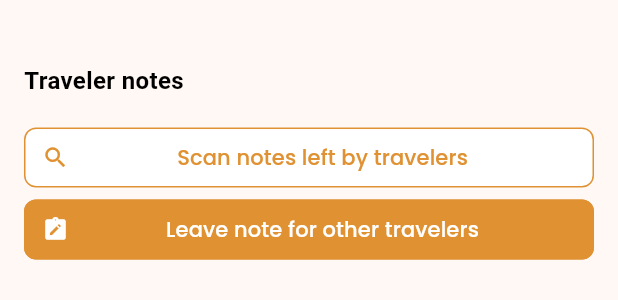
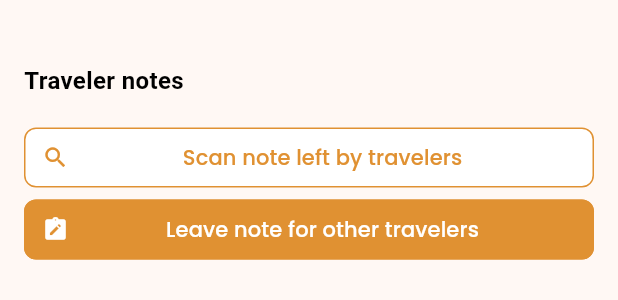
Before and after one commit to manish-poudel/travel-motto-mobile-app, a Flutter app: the NoteNavigator widget shown alone on an empty page, opened directly, on a phone screen of 412 x 824 dp. Shown: the top 300 px of the screen. Run offline on Flutter 3.47's test engine with Material 3 defaults, Android fonts, the phone set to English and light mode, and no system bars; our stand-ins replace cached_network_image, cloud_firestore, cloud_functions, firebase_auth, firebase_core, firebase_storage and 7 more; missing offline and left inert: firebase_in_app_messaging; accounts and stored records are empty; network calls fail.

Commit message:
fix: add note

```diff
--- a/lib/screens/home/widgets/note_navigator.dart
+++ b/lib/screens/home/widgets/note_navigator.dart
@@ -54,7 +54,7 @@ class NoteNavigator extends StatelessWidget {
                       Expanded(
                         child: Center(
                           child: Text(
-                            "Scan notes left by travelers",
+                            "Scan note left by travelers",
                             textAlign: TextAlign.start,
                             style: TextStyle(
                                 color: Theme.of(context)
--- a/lib/screens/travel_games/view/widgets/travel_games_list_item.dart
+++ b/lib/screens/travel_games/view/widgets/travel_games_list_item.dart
@@ -24,7 +24,7 @@ class TravelGamesListItem extends StatelessWidget {
                     ClipRRect(
                       borderRadius: BorderRadius.circular(8.0),
                       child: Container(
-                        color: Colors.grey[100],
+                        color: Colors.grey[600],
                         child: ColorFiltered(
                           colorFilter: ColorFilter.mode(
                               Colors.black.withOpacity(
@@ -129,12 +129,12 @@ class TravelGamesListItem extends StatelessWidget {
                           children: [
                             Icon(
                               Icons.lock,
-                              color: Colors.red,
+                              color: Colors.white,
                             ),
                             Text(
                               "Requires passcode",
                               style: TextStyle(
-                                  color: Colors.red,
+                                  color: Colors.white,
                                   fontWeight: FontWeight.bold),
                             )
                           ],
```
